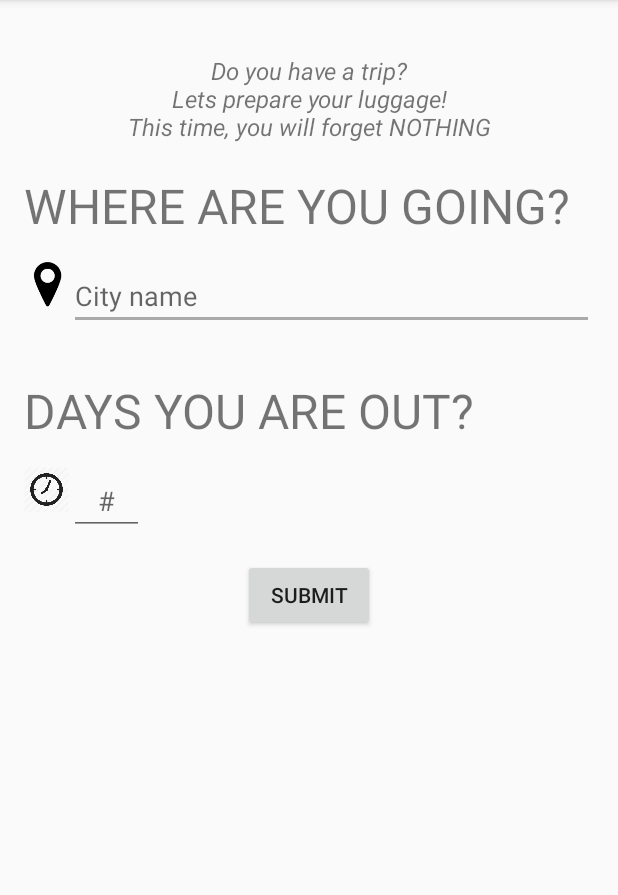
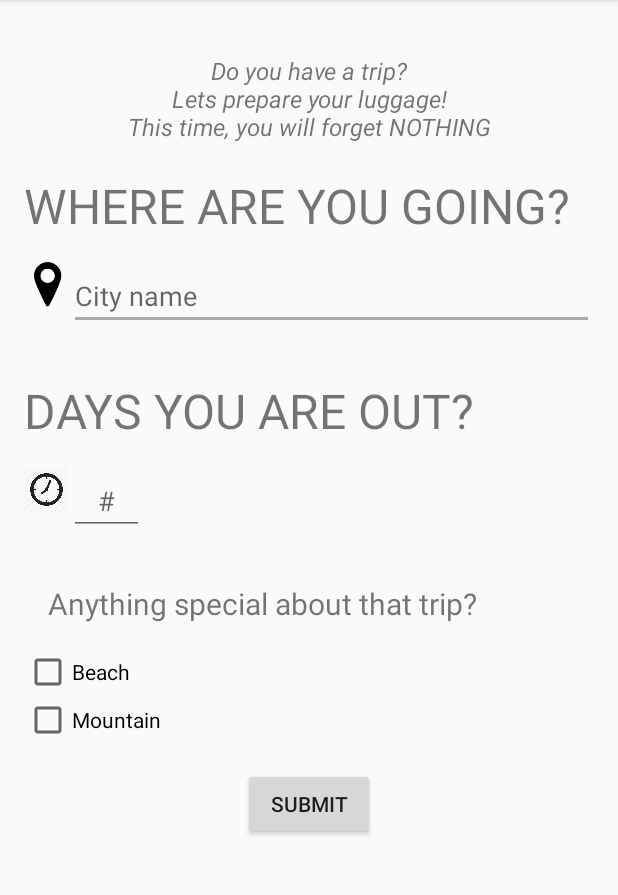
Before and after one commit to HackathonThings/ForgetNothing, an Android app: the screen it shows after launch (MainActivity), on a phone screen of 412 x 824 dp, the part 84-979 px from its top. Run offline under Robolectric (Android 15) with nearby library versions, the phone set to English and light mode, and no system bars.

Commit message:
Prova bona per entregar

```diff
--- a/app/src/main/AndroidManifest.xml
+++ b/app/src/main/AndroidManifest.xml
@@ -6,9 +6,9 @@
 
     <application
         android:allowBackup="true"
-        android:icon="@mipmap/ic_launcher"
+        android:icon="@mipmap/maleta"
         android:label="@string/app_name"
-        android:roundIcon="@mipmap/ic_launcher_round"
+        android:roundIcon="@mipmap/maleta"
         android:supportsRtl="true"
         android:theme="@style/AppTheme">
         <activity android:name=".MainActivity">
--- a/app/src/main/res/layout/activity_main.xml
+++ b/app/src/main/res/layout/activity_main.xml
@@ -80,7 +80,27 @@
 
     </LinearLayout>
 
+    <TextView
+        android:id="@+id/explain"
+        android:layout_width="wrap_content"
+        android:layout_height="wrap_content"
+        android:text="Anything special about that trip?"
+        android:textSize="20sp"
+        android:padding="16dp"/>
 
+    <CheckBox
+        android:id="@+id/beach"
+        android:layout_width="wrap_content"
+        android:layout_height="wrap_content"
+        android:text="Beach"
+        />
+
+    <CheckBox
+        android:id="@+id/mountain"
+        android:layout_width="wrap_content"
+        android:layout_height="wrap_content"
+        android:text="Mountain"
+        android:layout_marginBottom="16dp"/>
 
     <Button
         android:id="@+id/btnSubmit"
```
Also changed, not shown: app/src/main/java/com/example/hackbdx/DataBase/EjemploDB.java (+12 -8 lines), app/src/main/java/com/example/hackbdx/MainActivity.java (+13 -1 lines), app/src/main/java/com/example/hackbdx/TemperatureActivity.java (+20 -3 lines), app/src/main/res/mipmap-hdpi/maleta.png (added), app/src/main/res/mipmap-mdpi/maleta.png (added).
